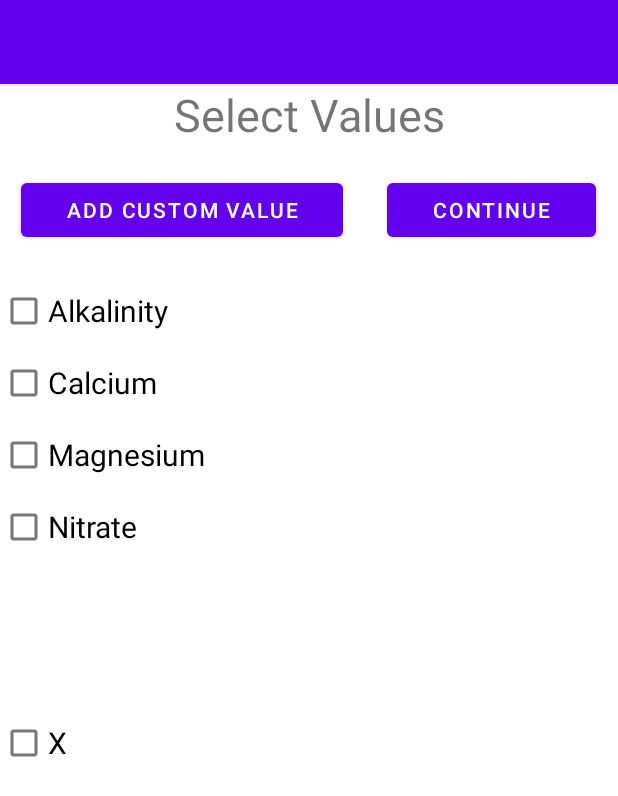
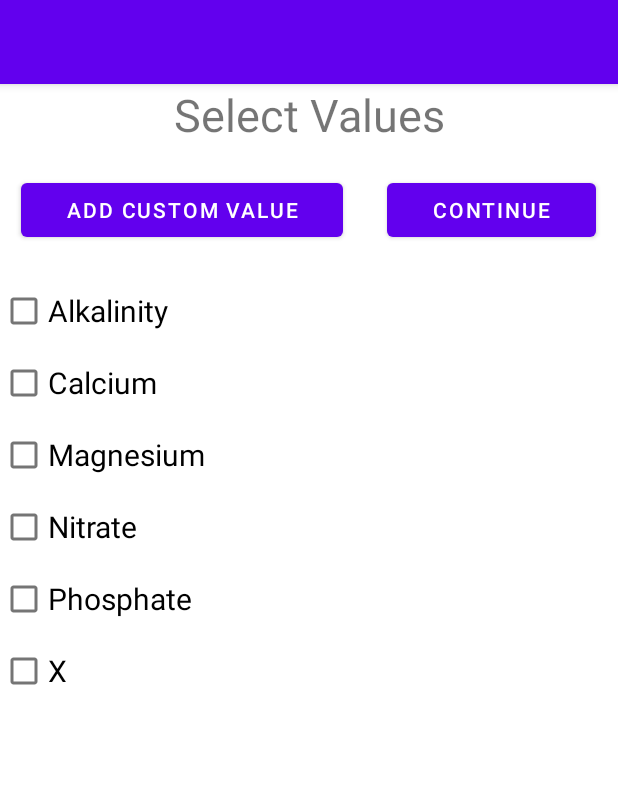
Before and after one commit to ObachtMichi/AquaNote, an Android app: the SelectValuesStart screen opened directly, with no data from a screen before it, after a tap on "ADD CUSTOM VALUE", on a phone screen of 412 x 824 dp. Shown: the top 796 px of the screen. Run offline under Robolectric (Android 15) with nearby library versions, the light colour scheme and no system bars.

Commit message:
SelectValues Array

```diff
--- a/app/src/main/java/com/example/aquanote/SelectValuesStart.java
+++ b/app/src/main/java/com/example/aquanote/SelectValuesStart.java
@@ -7,7 +7,7 @@ import android.view.View;
 import android.widget.Button;
 import android.widget.CheckBox;
 
-public class SelectValuesStart extends AppCompatActivity {
+public class SelectValuesStart extends AppCompatActivity{
 
     private Button addCustomValue;
     private CheckBox customOne;
@@ -17,7 +17,8 @@ public class SelectValuesStart extends AppCompatActivity {
     private CheckBox customFive;
     private CheckBox customSix;
     private CheckBox customSeven;
-    private CheckBox tmp = customOne;
+    private CheckBox customEight;
+    private int i = 0;
 
 
 
@@ -33,7 +34,33 @@ public class SelectValuesStart extends AppCompatActivity {
         customFive = (CheckBox) findViewById(R.id.customFive);
         customSix = (CheckBox) findViewById(R.id.customSix);
         customSeven = (CheckBox) findViewById(R.id.customSeven);
-        addCustomValueButtonAction();
+        customEight = (CheckBox) findViewById(R.id.customEight);
+
+        CheckBox[] arr = new CheckBox[8];
+        arr[0] = customOne;
+        arr[1] = customTwo;
+        arr[2] = customThree;
+        arr[3] = customFour;
+        arr[4] = customFive;
+        arr[5] = customSix;
+        arr[6] = customSeven;
+        arr[7] = customEight;
+
+
+            addCustomValue.setOnClickListener(new View.OnClickListener() {
+                @Override
+                public void onClick(View view) {
+                    if( i < 7){
+                        i++;
+                        arr[i].setAlpha(1);
+                        arr[i].setClickable(true);
+                    }
+                    }
+
+            });
+
+
+
 
     }
 
--- a/app/src/main/res/layout/activity_main.xml
+++ b/app/src/main/res/layout/activity_main.xml
@@ -39,7 +39,7 @@
     <ImageButton
         android:layout_width="match_parent"
         android:layout_height="213dp"
-        android:layout_weight="1"
+        android:layout_weight="1.5"
         android:src="@drawable/ic_launcher_background"
         tools:ignore="SpeakableTextPresentCheck" />
 
@@ -51,7 +51,7 @@
 
             <TextView
                 android:layout_width="match_parent"
-                android:layout_height="match_parent"
+                android:layout_height="wrap_content"
                 android:hint="Name: *"
                 android:textSize="30dp"
                 android:gravity="center_vertical"
@@ -61,7 +61,7 @@
         <EditText
             android:id="@+id/nameAquaInput"
             android:layout_width="match_parent"
-            android:layout_height="match_parent"
+            android:layout_height="wrap_content"
             android:layout_weight="1"
             android:textSize="20dp"
             android:hint=""
@@ -75,7 +75,7 @@
         android:layout_weight="0.5">
         <TextView
             android:layout_width="match_parent"
-            android:layout_height="match_parent"
+            android:layout_height="wrap_content"
             android:hint="Total Volume: "
             android:gravity="center_vertical"
             android:textSize="30dp"
@@ -85,7 +85,7 @@
         <EditText
             android:id="@+id/volumeAquaInput"
             android:layout_width="match_parent"
-            android:layout_height="match_parent"
+            android:layout_height="wrap_content"
             android:layout_weight="1"
             android:textSize="20dp"
             android:hint=""
--- a/app/src/main/res/layout/activity_select_values_start.xml
+++ b/app/src/main/res/layout/activity_select_values_start.xml
@@ -91,9 +91,7 @@
         android:layout_width="match_parent"
         android:layout_height="match_parent"
         android:textSize="20dp"
-        android:clickable="false"
-        android:alpha="0"
-        android:text="X" />
+        android:text="Phosphate" />
     <CheckBox
         android:id="@+id/customTwo"
         android:layout_width="match_parent"
@@ -135,7 +133,7 @@
         android:alpha="0"
         android:text="X" />
     <CheckBox
-        android:id="@+id/customSix"
+        android:id="@+id/customSeven"
         android:layout_width="match_parent"
         android:layout_height="match_parent"
         android:textSize="20dp"
@@ -143,7 +141,7 @@
         android:clickable="false"
         android:text="X" />
     <CheckBox
-        android:id="@+id/customSeven"
+        android:id="@+id/customEight"
         android:layout_width="match_parent"
         android:layout_height="match_parent"
         android:textSize="20dp"
```
